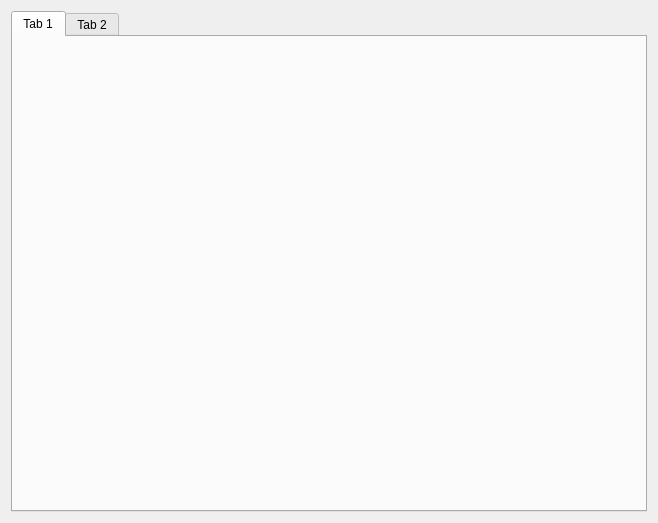
This is Admin/MainManager/accountingWidget/caccountingwidget.ui in Demonist/TCS as Qt 5 draws it before an edit. The edited form follows.
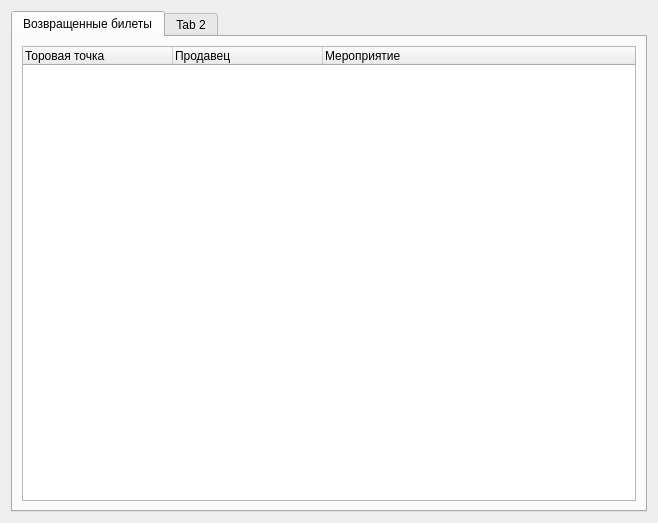
This is the edited form.

```diff
--- a/Admin/MainManager/accountingWidget/caccountingwidget.ui
+++ b/Admin/MainManager/accountingWidget/caccountingwidget.ui
@@ -18,8 +18,38 @@
     <widget class="QTabWidget" name="tabWidget">
      <widget class="QWidget" name="tab">
       <attribute name="title">
-       <string>Tab 1</string>
+       <string>Возвращенные билеты</string>
       </attribute>
+      <layout class="QGridLayout" name="gridLayout_2">
+       <item row="0" column="0">
+        <widget class="QTreeWidget" name="twReturnedTickets">
+         <property name="rootIsDecorated">
+          <bool>false</bool>
+         </property>
+         <property name="itemsExpandable">
+          <bool>false</bool>
+         </property>
+         <attribute name="headerDefaultSectionSize">
+          <number>150</number>
+         </attribute>
+         <column>
+          <property name="text">
+           <string>Торовая точка</string>
+          </property>
+         </column>
+         <column>
+          <property name="text">
+           <string>Продавец</string>
+          </property>
+         </column>
+         <column>
+          <property name="text">
+           <string>Мероприятие</string>
+          </property>
+         </column>
+        </widget>
+       </item>
+      </layout>
      </widget>
      <widget class="QWidget" name="tab_2">
       <attribute name="title">
```
